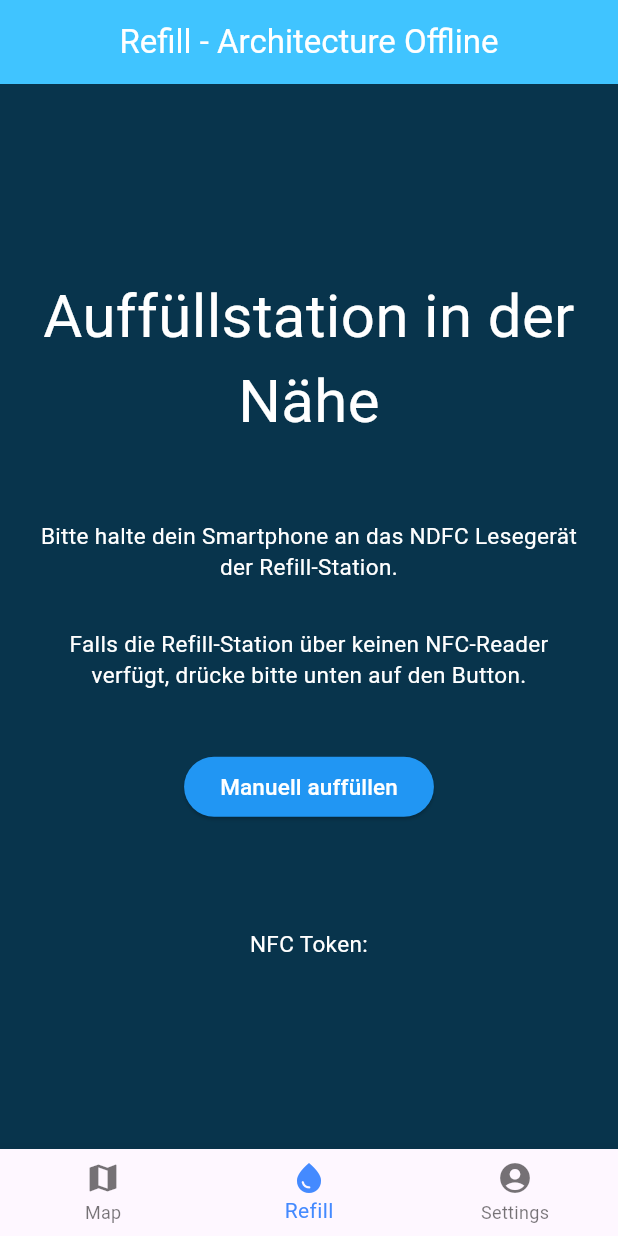
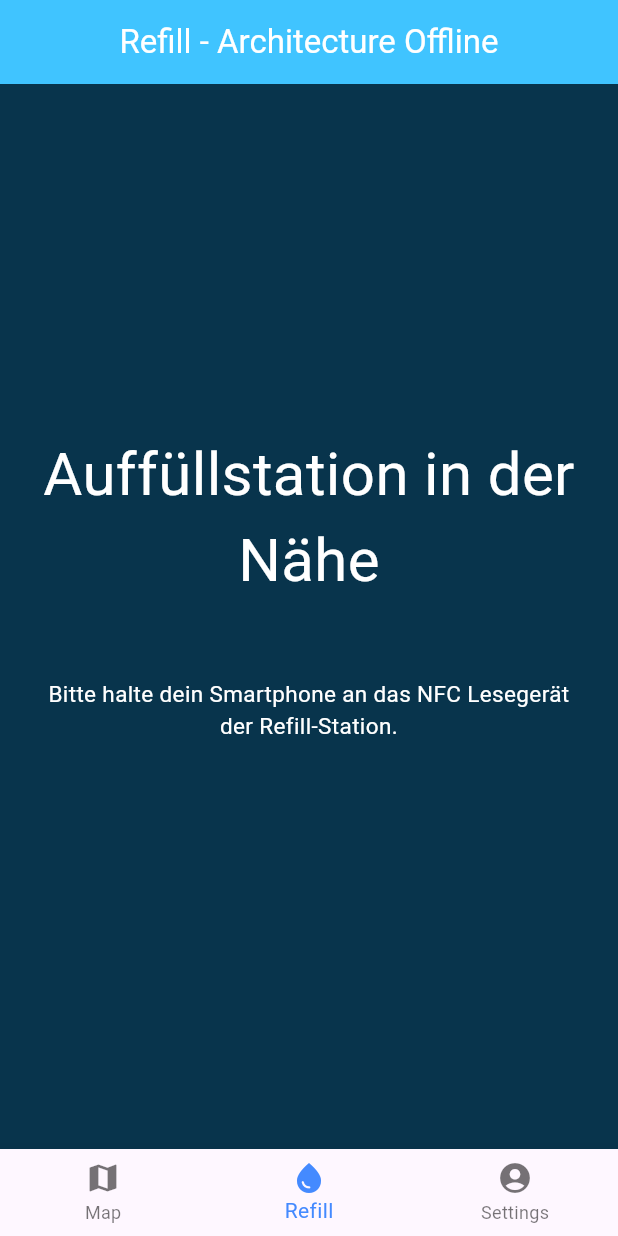
Before and after one commit to PoseidonPSE2/app, a Flutter app: the screen it shows after launch, item 2 of the bottom bar chosen, on a phone screen of 412 x 824 dp. Run offline on Flutter 3.47's test engine with Material 3 defaults, Android fonts, the phone set to English and light mode, and no system bars; our stand-ins replace flutter_map, latlong2; missing offline and left inert: nfc_manager.

Commit message:
Dev: removing the buttons, functions on discovery of nfc tags

```diff
--- a/lib/ui/station.dart
+++ b/lib/ui/station.dart
@@ -5,16 +5,15 @@ import 'package:http/http.dart' as http;
 import 'dart:convert';
 import 'package:nfc_manager/nfc_manager.dart';
 
-
 String _responseText = '';
 
-void _makeAPICall_post(String text) async {
+void _makeAPICall_post(String stationsName, double waterAmount) async {
   print("go");
 
   Map<String, dynamic> data = {
-    'water': 600, // Example value, replace with your actual data
+    'water': waterAmount, // Example value, replace with your actual data
     'user_id': 1, // Example value, replace with your actual data
-    'water_type': text // Example value, replace with your actual data
+    'water_type': stationsName // Example value, replace with your actual data
   };
 
   print("create json body");
@@ -30,9 +29,10 @@ void _makeAPICall_post(String text) async {
     },
     body: body,
   );
+  print(body);
 
   print("wait for answer");
-  if (response.statusCode ==200) {
+  if (response.statusCode == 200) {
     // Handle successful API call
     _responseText = response.body;
   } else {
@@ -42,15 +42,71 @@ void _makeAPICall_post(String text) async {
   print(_responseText);
 }
 
-class RefillScreen extends StatelessWidget {
+class RefillScreen extends StatefulWidget {
+  @override
+  _RefillScreenState createState() => _RefillScreenState();
+}
+
+class _RefillScreenState extends State<RefillScreen> {
   String _text = '';
-  ValueNotifier<dynamic> result = ValueNotifier(null);
+  final ValueNotifier<String> _nfcResult = ValueNotifier(''); // Updated type
+  double _waterAmount = 0.0;
+
+  Future<void> _showWaterInputDialog() async {
+    return showDialog<void>(
+      context: context,
+      barrierDismissible: true, // user can tap outside to dismiss
+      builder: (BuildContext context) {
+        return AlertDialog(
+          title: Text('Wassermenge eingeben'),
+          content: TextField(
+            keyboardType: TextInputType.number,
+            decoration: InputDecoration(
+              hintText: "z.B. 1.5",
+            ),
+            onChanged: (value) =>
+                setState(() => _waterAmount = double.parse(value)),
+          ),
+          actions: <Widget>[
+            TextButton(
+              child: Text('Abbrechen'),
+              onPressed: () => Navigator.of(context).pop(),
+            ),
+            TextButton(
+              child: Text('Bestätigen'),
+              onPressed: () {
+                Navigator.of(context).pop();
+                _makeAPICall_post(_text, _waterAmount);
+              },
+            ),
+          ],
+        );
+      },
+    );
+  }
+
+  @override
+  void initState() {
+    super.initState();
+    // Listen for changes in the ValueNotifier
+    _nfcResult.addListener(() {
+      setState(() {
+        _text = _nfcResult.value;
+      });
+    });
+    _startNFCReading();
+  }
+
+  @override
+  void dispose() {
+    _nfcResult.dispose();
+    super.dispose();
+  }
 
   @override
   Widget build(BuildContext context) {
     return Scaffold(
       backgroundColor: Color.fromRGBO(8, 52, 76, 1),
-      // Set the background color to blue
       body: Center(
         child: Column(
           mainAxisAlignment: MainAxisAlignment.center,
@@ -63,49 +119,19 @@ class RefillScreen extends StatelessWidget {
                 style: TextStyle(
                   fontSize: 40.0,
                   color: Colors.white,
-                ), // Adjust font size as needed
+                ),
               ),
             ),
-            SizedBox(height: 50.0), // Add spacing between elements
+            SizedBox(height: 50.0),
             Padding(
               padding: const EdgeInsets.only(left: 20.0, right: 20.0),
               child: Text(
-                "Bitte halte dein Smartphone an das NDFC Lesegerät der Refill-Station.",
+                "Bitte halte dein Smartphone an das NFC Lesegerät der Refill-Station.",
                 textAlign: TextAlign.center,
                 style: TextStyle(fontSize: 15.0, color: Colors.white),
               ),
             ),
-            SizedBox(height: 30.0), // Add spacing between elements
-            Padding(
-              padding: const EdgeInsets.only(left: 20.0, right: 20.0),
-              child: Text(
-                "Falls die Refill-Station über keinen NFC-Reader verfügt, drücke bitte unten auf den Button.",
-                textAlign: TextAlign.center,
-                style: TextStyle(fontSize: 15.0, color: Colors.white),
-              ),
-            ),
-            SizedBox(height: 40.0), // Add spacing between elements
-            ElevatedButton(
-              onPressed: _startNFCReading,
-              child: Text(
-                'Manuell auffüllen',
-                style: TextStyle(fontSize: 15.0, color: Colors.white),
-              ),
-              style: ButtonStyle(
-                backgroundColor: MaterialStateProperty.all(Colors.blue),
-                // Set the background color to blue
-              ),
-            ),
-            SizedBox(height: 20.0), // Add spacing between elements
-            SizedBox(height: 50.0), // Add spacing between elements
-            Padding(
-              padding: const EdgeInsets.only(left: 20.0, right: 20.0),
-              child: Text(
-                'NFC Token: ${_text}',
-                textAlign: TextAlign.center,
-                style: TextStyle(fontSize: 15.0, color: Colors.white),
-              ),
-            ),
+            SizedBox(height: 40.0),
           ],
         ),
       ),
@@ -127,19 +153,16 @@ class RefillScreen extends StatelessWidget {
             if (cachedMessageMap.containsKey('cachedMessage')) {
               var records = cachedMessageMap['cachedMessage'];
 
-
               var payload = records['records'];
-
 
               for (var entry in payload) {
                 var payloadBytes = entry['payload'];
                 String text = utf8.decode(payloadBytes);
                 text = text.substring(3);
-                _text = text;
-                _makeAPICall_post(text);
               }
             }
           }
+          _showWaterInputDialog();
         });
       } else {
         print('NFC not available.');
@@ -148,6 +171,4 @@ class RefillScreen extends StatelessWidget {
       print('Error reading NFC: $e');
     }
   }
-
-
 }
```
